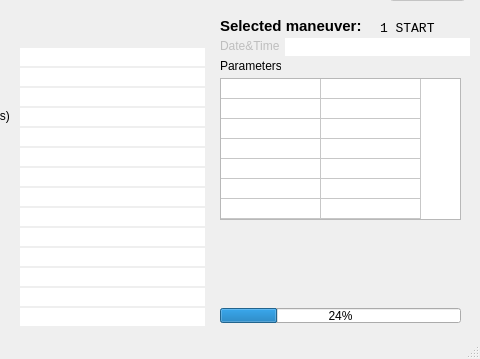
Above: ui/mainwindow.ui from whiskie14142/SolarSystemVoyager before the change; both pictures show x 160 to 640 and y 341 to 700 of the 640 by 700 pixel window. Below: the same form after it.
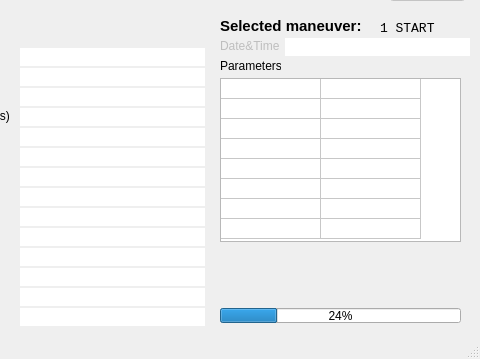
That is the form after the change.

The edit to the form file:
```diff
--- a/ui/mainwindow.ui
+++ b/ui/mainwindow.ui
@@ -697,11 +697,11 @@
       <x>380</x>
       <y>400</y>
       <width>241</width>
-      <height>142</height>
+      <height>164</height>
      </rect>
     </property>
     <property name="rowCount">
-     <number>7</number>
+     <number>8</number>
     </property>
     <property name="columnCount">
      <number>2</number>
@@ -725,6 +725,7 @@
     <row/>
     <row/>
     <row/>
+    <row/>
     <column/>
     <column/>
    </widget>
```
